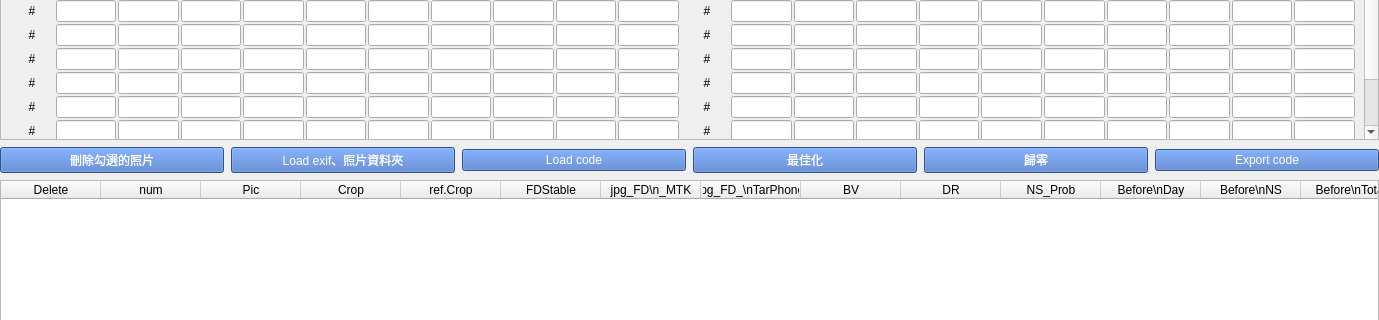
Above: MTK/AE/mtkFaceAEanalysis/UI.ui from YuTing-Fang1999/FIH-tool before the change; both pictures show x 0 to 1379 and y 170 to 490 of the 1379 by 816 pixel window. Below: the same form after it.
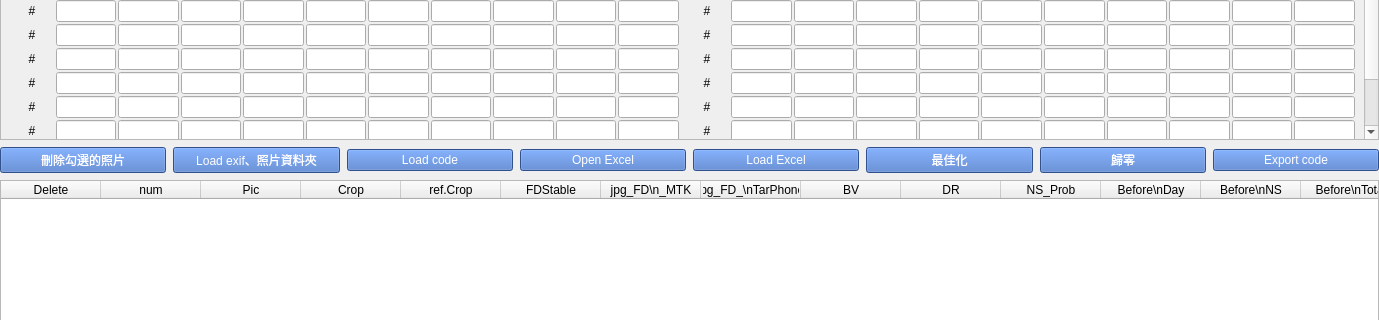
That is the form after the change.

Commit message: AE 增加 open 與 load excel功能

Patch:
```diff
--- a/MTK/AE/mtkFaceAEanalysis/UI.ui
+++ b/MTK/AE/mtkFaceAEanalysis/UI.ui
@@ -1426,6 +1426,34 @@
        </property>
       </widget>
      </item>
+     <item>
+      <widget class="QPushButton" name="open_excel_btn">
+       <property name="cursor">
+        <cursorShape>OpenHandCursor</cursorShape>
+       </property>
+       <property name="styleSheet">
+        <string notr="true">background:rgb(68, 114, 196); 
+color:rgb(255, 255, 255);</string>
+       </property>
+       <property name="text">
+        <string>Open Excel</string>
+       </property>
+      </widget>
+     </item>
+     <item>
+      <widget class="QPushButton" name="load_excel_btn">
+       <property name="cursor">
+        <cursorShape>OpenHandCursor</cursorShape>
+       </property>
+       <property name="styleSheet">
+        <string notr="true">background:rgb(68, 114, 196); 
+color:rgb(255, 255, 255);</string>
+       </property>
+       <property name="text">
+        <string>Load Excel</string>
+       </property>
+      </widget>
+     </item>
      <item>
       <widget class="QPushButton" name="optimize_btn">
        <property name="cursor">
```
The commit also changes 3 other files.
